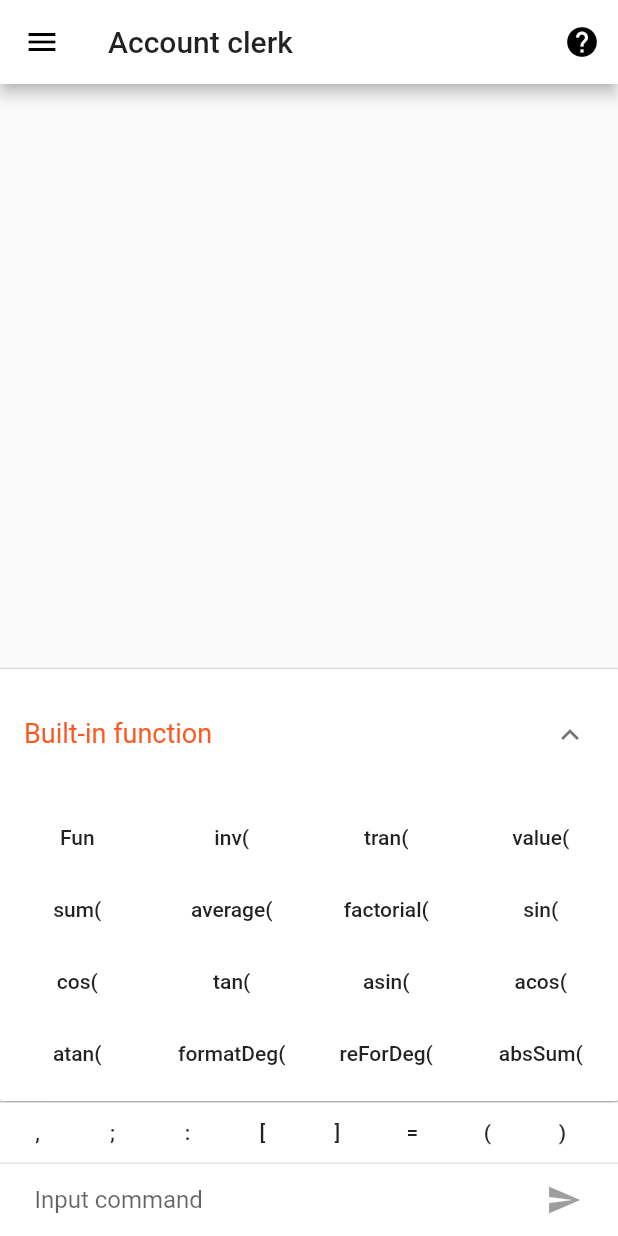
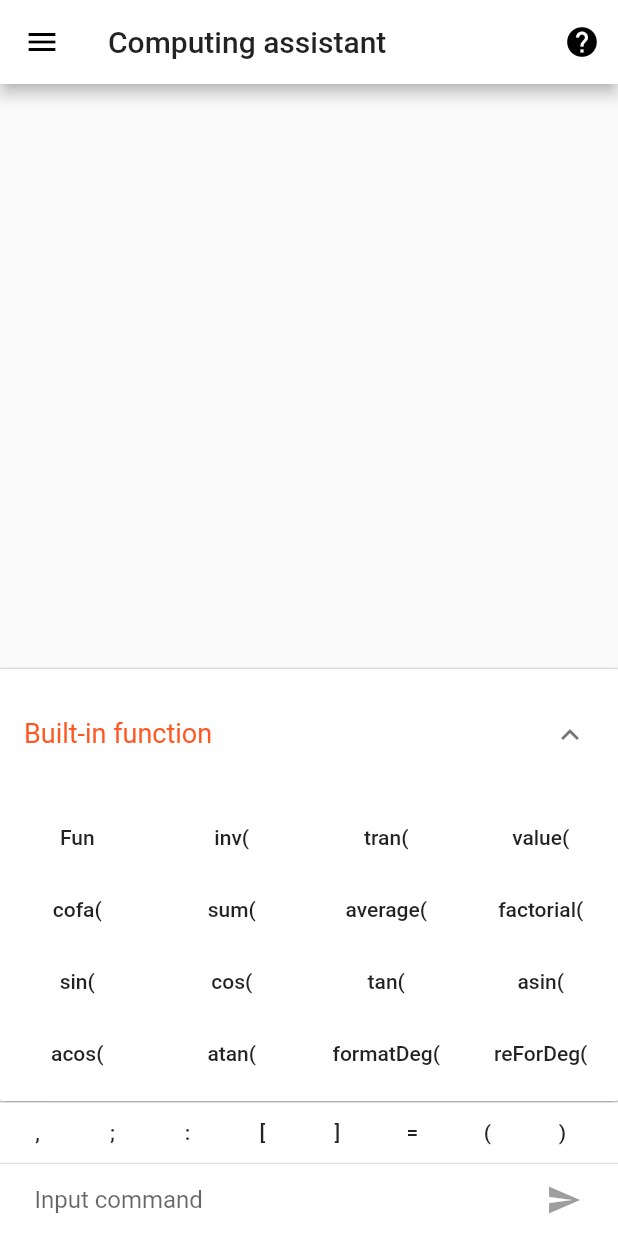
Before and after one commit to spadekmit/Flutter_Calculate, a Flutter app: the screen it shows after launch, after a tap on the "expand more" icon, on a phone screen of 412 x 824 dp. Run offline on Flutter 3.47's test engine with Material 2 defaults, Android fonts, the phone set to English and light mode, and no system bars.

Commit message:
优化加载文件

```diff
--- a/lib/command/Matrix.dart
+++ b/lib/command/Matrix.dart
@@ -204,7 +204,7 @@ List<List<num>> getAdjoint(List<List<num>> list) {
   return newdata;
 }
 
-/// 静态方法，获取给定方阵中 （h,v）位置的伴随阵
+/// 静态方法，获取给定方阵中 （h,v）位置的代数余子式
 List<List<num>> getConfactor(List<List<num>> list, int h, int v) {
   if (!(h < list.length)) {
     throw FormatException('h: $h 标签值越界  H: ${list.length}');
--- a/lib/command/handleCommand.dart
+++ b/lib/command/handleCommand.dart
@@ -216,6 +216,11 @@ dynamic _invocationMethod(String cmd) {
       if (vals.length != 1 || vals[0] is! num)
         throw FormatException('reForDeg函数参数传递错误');
       return reForDeg(vals[0]);
+      case 'cofa':
+      if(vals.length != 3 || vals[0] is! List<List<num>> || vals[1] is! num || vals[2] is! num){
+        throw FormatException('cofa函数参数传递错误');
+      }
+      return getConfactor(vals[0], vals[1], vals[2]);
     default:
       throw FormatException('$methodName 为未知命令');
   }
--- a/lib/language/xiaomingLocalizations.dart
+++ b/lib/language/xiaomingLocalizations.dart
@@ -10,7 +10,7 @@ class XiaomingLocalizations {
 
   static Map<String, Map<String, String>> _localizedValues = {
     'en': {
-      'AppName': 'Account clerk',
+      'AppName': 'Computing assistant',
       'Built-in function': 'Built-in function',
       'Setting': 'Setting',
       'Saved function': 'Saved function',
@@ -32,7 +32,7 @@ class XiaomingLocalizations {
       'HelpTabData4': 'Click the Settings button in the drawer interface to jump to the settings interface, and slide the slider to select the number of decimals to the decimal point.',
     },
     'zh': {
-      'AppName': '计算小秘书',
+      'AppName': '计算小助手',
       'Built-in function': '内置的函数',
       'Setting': '设置',
       'Saved function': '保存的函数',
--- a/lib/main.dart
+++ b/lib/main.dart
@@ -5,11 +5,15 @@ import 'package:xiaoming/data/data.dart';
 import 'package:flutter_localizations/flutter_localizations.dart';
 import 'package:xiaoming/language/xiaomingLocalizations.dart';
 
-void main() => runApp(new MyApp());
+void main() {
+  readSettingData();
+  runApp(new MyApp());
+}
 
 class MyApp extends StatelessWidget {
   @override
   Widget build(BuildContext context) {
+    loadData();
     return new MaterialApp(
       localizationsDelegates: [
         GlobalMaterialLocalizations.delegate,
@@ -43,11 +47,6 @@ class TextScreenState extends State<TextScreen> with TickerProviderStateMixin {
   final List<TextView> _texts = <TextView>[]; //存储消息的列表
   bool _isComposing = false;
   bool _isExpanded = false;
-  @override
-  void initState() {
-    super.initState();
-    loadData();
-  }
 
   @override
   Widget build(BuildContext context) {
@@ -169,33 +168,37 @@ class TextScreenState extends State<TextScreen> with TickerProviderStateMixin {
                 new Row(
                   mainAxisAlignment: MainAxisAlignment.spaceAround,
                   children: <Widget>[
+                    _buildTextButton('cofa(', width: double.infinity),
                     _buildTextButton('sum(', width: double.infinity),
                     _buildTextButton('average(', width: double.infinity),
                     _buildTextButton('factorial(', width: double.infinity),
-                    _buildTextButton('sin(', width: double.infinity),
+
                   ],
                 ),
                 new Row(
                   mainAxisAlignment: MainAxisAlignment.spaceAround,
                   children: <Widget>[
+                    _buildTextButton('sin(', width: double.infinity),
                     _buildTextButton('cos(', width: double.infinity),
                     _buildTextButton('tan(', width: double.infinity),
                     _buildTextButton('asin(', width: double.infinity),
-                    _buildTextButton('acos(', width: double.infinity),
+
                   ],
                 ),
                 new Row(
                   mainAxisAlignment: MainAxisAlignment.spaceAround,
                   children: <Widget>[
+                    _buildTextButton('acos(', width: double.infinity),
                     _buildTextButton('atan(', width: double.infinity),
                     _buildTextButton('formatDeg(', width: double.infinity),
                     _buildTextButton('reForDeg(', width: double.infinity),
-                    _buildTextButton('absSum(', width: double.infinity),
+
                   ],
                 ),
                 new Row(
                   mainAxisAlignment: MainAxisAlignment.spaceAround,
                   children: <Widget>[
+                    _buildTextButton('absSum(', width: double.infinity),
                     _buildTextButton('absAverage(', width: double.infinity),
                     _buildTextButton('radToDeg(', width: double.infinity),
                     _buildTextButton('lagrange(', width: double.infinity),
@@ -217,6 +220,7 @@ class TextScreenState extends State<TextScreen> with TickerProviderStateMixin {
           _buildTextButton('inv(', width: 50.0),
           _buildTextButton('tran(', width: 50.0),
           _buildTextButton('value(', width: 60.0),
+          _buildTextButton('cofa(', width: 50.0),
           _buildTextButton('sum(', width: 50.0),
           _buildTextButton('average(', width: 80.0),
           _buildTextButton('factorial(', width: 80.0),
```
Also changed, not shown: lib/data/data.dart (+119 -42 lines), 1 other file.
